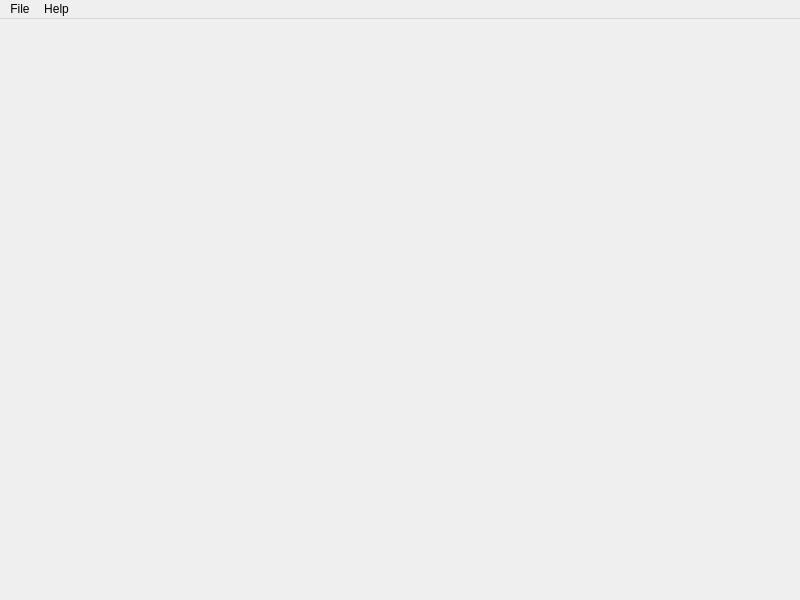
Old version of the form UserInterface.ui in the repository SyDevTeam/gta5view.
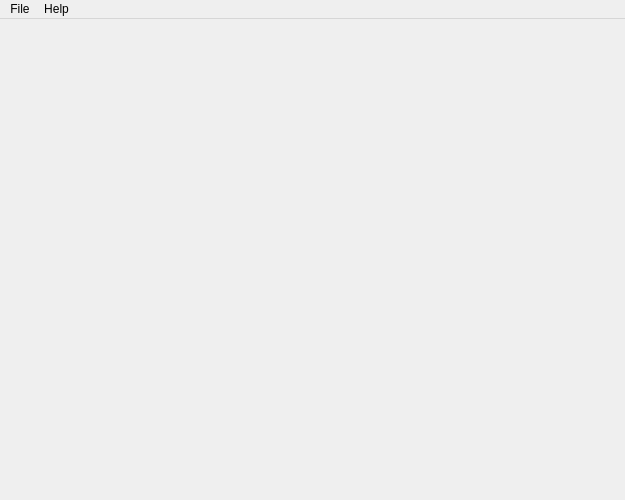
New version of the form.

```diff
--- a/UserInterface.ui
+++ b/UserInterface.ui
@@ -6,14 +6,14 @@
    <rect>
     <x>0</x>
     <y>0</y>
-    <width>800</width>
-    <height>600</height>
+    <width>625</width>
+    <height>500</height>
    </rect>
   </property>
   <property name="minimumSize">
    <size>
-    <width>800</width>
-    <height>600</height>
+    <width>625</width>
+    <height>500</height>
    </size>
   </property>
   <property name="windowTitle">
@@ -48,7 +48,7 @@
     <rect>
      <x>0</x>
      <y>0</y>
-     <width>800</width>
+     <width>625</width>
      <height>21</height>
     </rect>
    </property>
```
